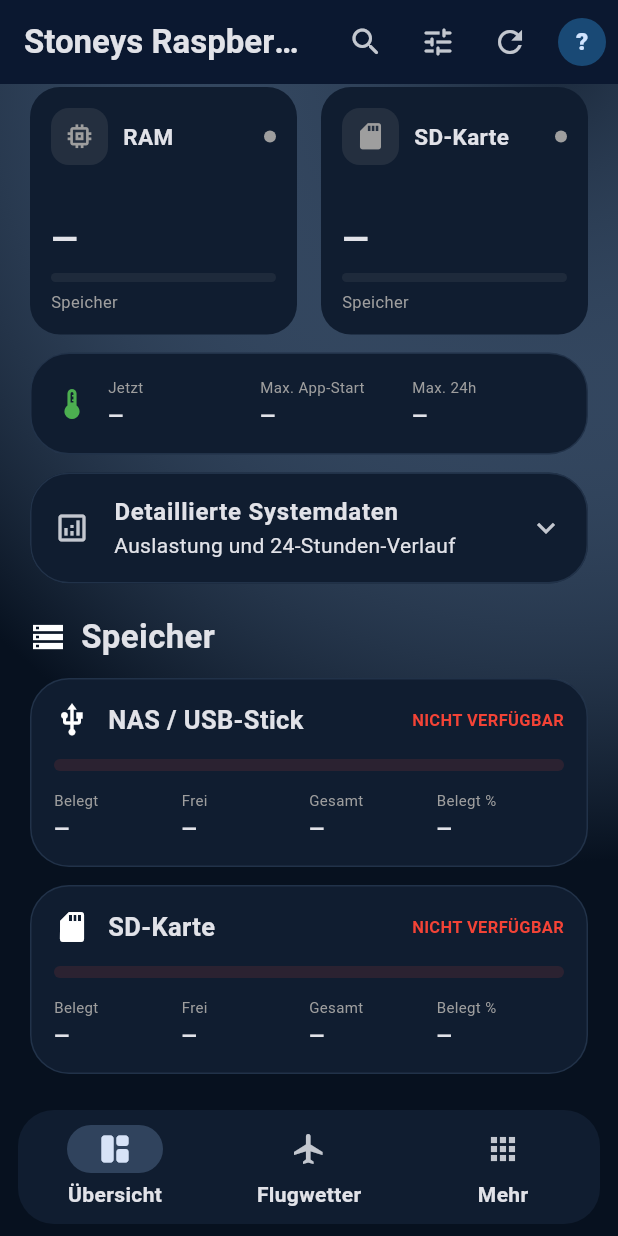
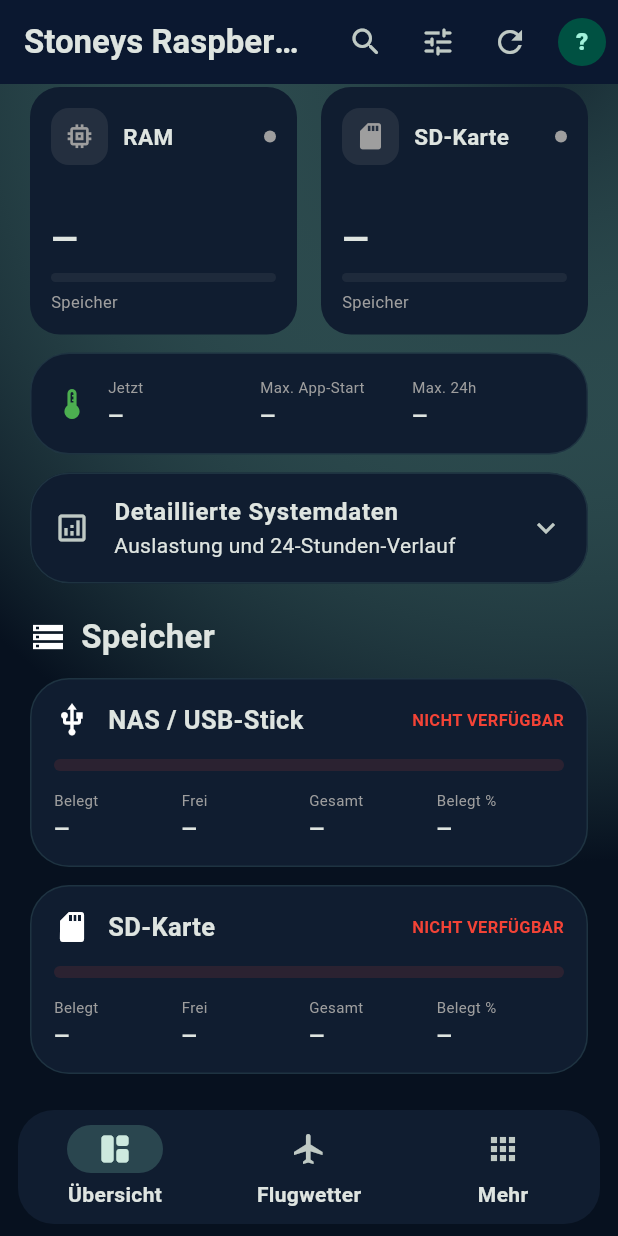
Before and after one commit to SimonSteindl/pi-control, a Flutter app: the DashboardPage screen opened directly with empty values, scrolled down 1152 dp, on a phone screen of 412 x 824 dp. Run offline on Flutter 3.47's test engine with Material 3 defaults, Android fonts, the phone set to English and light mode, and no system bars; our stand-ins replace file_picker, flutter_secure_storage, image_picker, qr_flutter, shared_preferences; missing offline and left inert: home_widget, workmanager; accounts and stored records are empty; network calls fail; statements that could not run were skipped.

Commit message:
Set dark cockpit as default Pi Control appearance

```diff
--- a/app/lib/main.dart
+++ b/app/lib/main.dart
@@ -41,8 +41,8 @@ class PiControlApp extends StatefulWidget {
 }
 
 class _PiControlAppState extends State<PiControlApp> {
-  Color accentColor = Colors.blue;
-  PiLayoutStyle layoutStyle = PiLayoutStyle.aurora;
+  Color accentColor = const Color(0xFF39E6C2);
+  PiLayoutStyle layoutStyle = PiLayoutStyle.commandCenter;
   final PiApiClient client = PiApiClient();
   AuthSession? session;
   bool restoringSession = true;
@@ -288,7 +288,7 @@ class _DashboardPageState extends State<DashboardPage>
   String? androidUpdatePath;
   List<String> dashboardShortcuts = ['files', 'more', 'backups', 'search'];
 
-  static const clientAppVersion = '2.3.2';
+  static const clientAppVersion = '2.4.0';
 
   Future<http.Response> _apiGet(
     String path, {
@@ -1375,13 +1375,22 @@ class _DashboardPageState extends State<DashboardPage>
             : layoutStyle == PiLayoutStyle.compact
             ? 58
             : 70,
-        flexibleSpace: layoutStyle == PiLayoutStyle.aurora
+        flexibleSpace:
+            layoutStyle == PiLayoutStyle.aurora ||
+                layoutStyle == PiLayoutStyle.commandCenter
             ? DecoratedBox(
                 decoration: BoxDecoration(
                   gradient: LinearGradient(
+                    begin: Alignment.topLeft,
+                    end: Alignment.bottomRight,
                     colors: [
-                      widget.accentColor.withValues(alpha: 0.20),
-                      const Color(0xFF0B1830),
+                      widget.accentColor.withValues(
+                        alpha: layoutStyle == PiLayoutStyle.commandCenter
+                            ? 0.11
+                            : 0.20,
+                      ),
+                      const Color(0xFF0B1220),
+                      const Color(0xFF080D16),
                     ],
                   ),
                 ),
```
